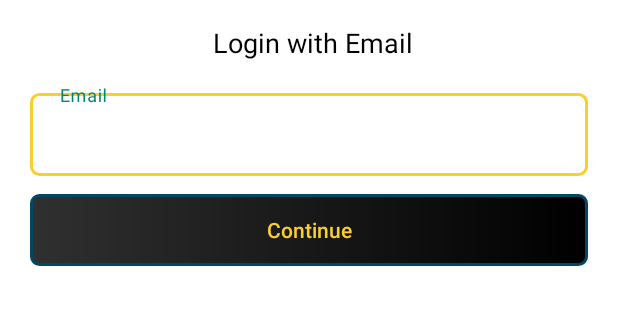
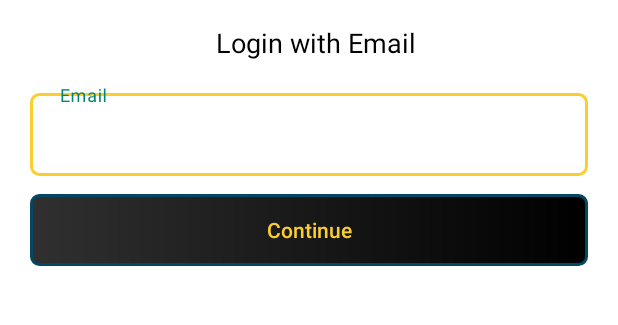
Before and after one commit to prinonbhowmik/Tour-Takers-, an Android app: the layout activity_signin.xml on its own in the app's theme, with its tools: preview values and no code run, on a phone screen of 412 x 824 dp, the part 325-650 px from its top. Run offline under Robolectric (Android 15) with nearby library versions, the phone set to English and light mode, and no system bars; Roboto replaces fonts that are not available here.

Commit message:
bugs fixed again

```diff
--- a/app/src/main/res/layout/activity_signin.xml
+++ b/app/src/main/res/layout/activity_signin.xml
@@ -16,6 +16,7 @@
         android:layout_alignParentStart="true"
         android:layout_alignParentTop="true"
         android:layout_alignParentEnd="true"
+        android:layout_centerHorizontal="true"
         android:layout_marginStart="98dp"
         android:layout_marginTop="19dp"
         android:layout_marginEnd="81dp"
@@ -28,10 +29,11 @@
         android:layout_below="@+id/logoS"
         android:layout_alignParentStart="true"
         android:layout_alignParentEnd="true"
-        android:layout_marginStart="142dp"
+        android:layout_marginStart="117dp"
         android:layout_marginTop="16dp"
-        android:layout_marginEnd="82dp"
+        android:layout_marginEnd="107dp"
         android:fontFamily="@font/amarante"
+        android:gravity="center_horizontal"
         android:text="Login with Email"
         android:textColor="@android:color/black"
         android:textSize="18sp"
```
Also changed, not shown: app/src/main/res/layout/activity_signin_grant_access.xml (+5 -3 lines).
